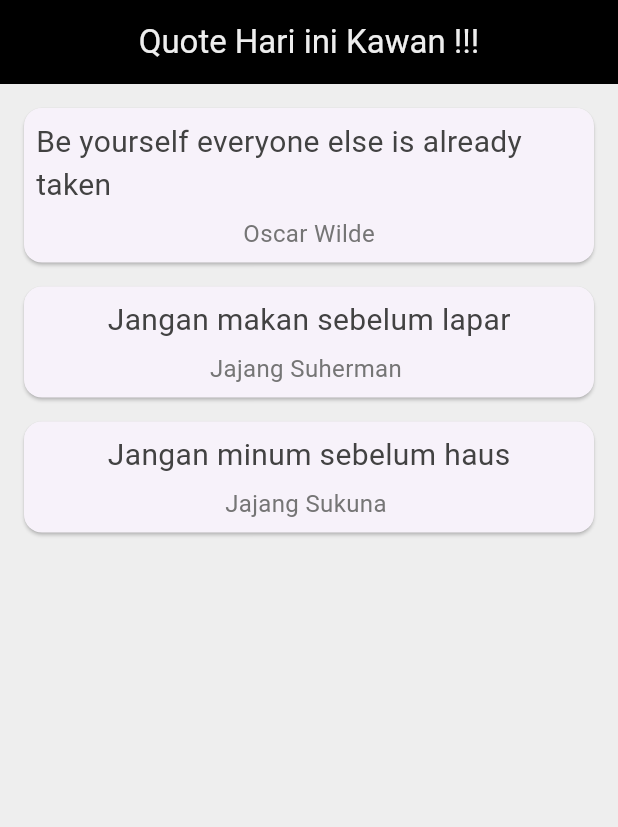
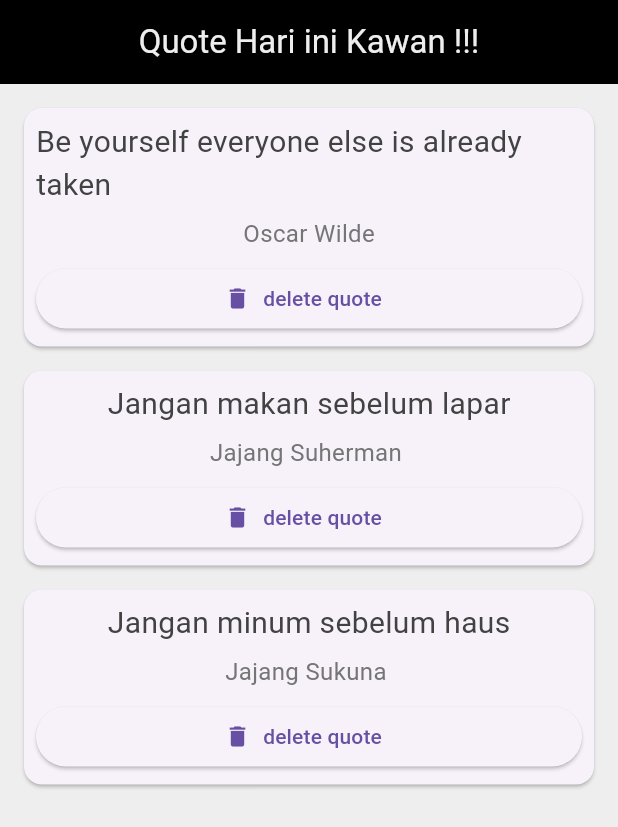
Before and after one commit to AdamJoestar/quote, a Flutter app: the screen it shows after launch, on a phone screen of 412 x 824 dp. Shown: the top 827 px of the screen. Run offline on Flutter 3.47's test engine with Material 3 defaults, Android fonts, the phone set to English and light mode, and no system bars.

Commit message:
delete function

```diff
--- a/lib/main.dart
+++ b/lib/main.dart
@@ -35,7 +35,14 @@ class _QuoteListState extends State<QuoteList> {
         backgroundColor: const Color.fromARGB(255, 0, 0, 0),
       ),
       body: Column(
-        children: quotes.map((quote) => QuoteCard(quote: quote)).toList(),
+        children: quotes.map((quote) => QuoteCard(
+          quote: quote,
+          delete : () {
+            setState( () {
+              quotes.remove(quote);
+            });
+          }
+        )).toList(),
       ),
     );
   }
--- a/lib/quote_card.dart
+++ b/lib/quote_card.dart
@@ -1,9 +1,10 @@
 import 'package:flutter/material.dart';
 import 'quote.dart';
 class QuoteCard extends StatelessWidget {
+  final Quote quote;
+  final VoidCallback delete;
 
-  final Quote quote;
-  QuoteCard({required this.quote});
+  QuoteCard({required this.quote, required this.delete});
 
   @override
   Widget build(BuildContext context) {
@@ -27,6 +28,12 @@ class QuoteCard extends StatelessWidget {
                 style: TextStyle(fontSize: 16, color: Colors.grey[600]),
               ),
             ),
+            SizedBox(height: 8.0),
+            ElevatedButton.icon(
+              onPressed: delete,
+              icon: Icon(Icons.delete),
+              label: Text('delete quote'),
+            )
           ],
         ),
       ),
```
